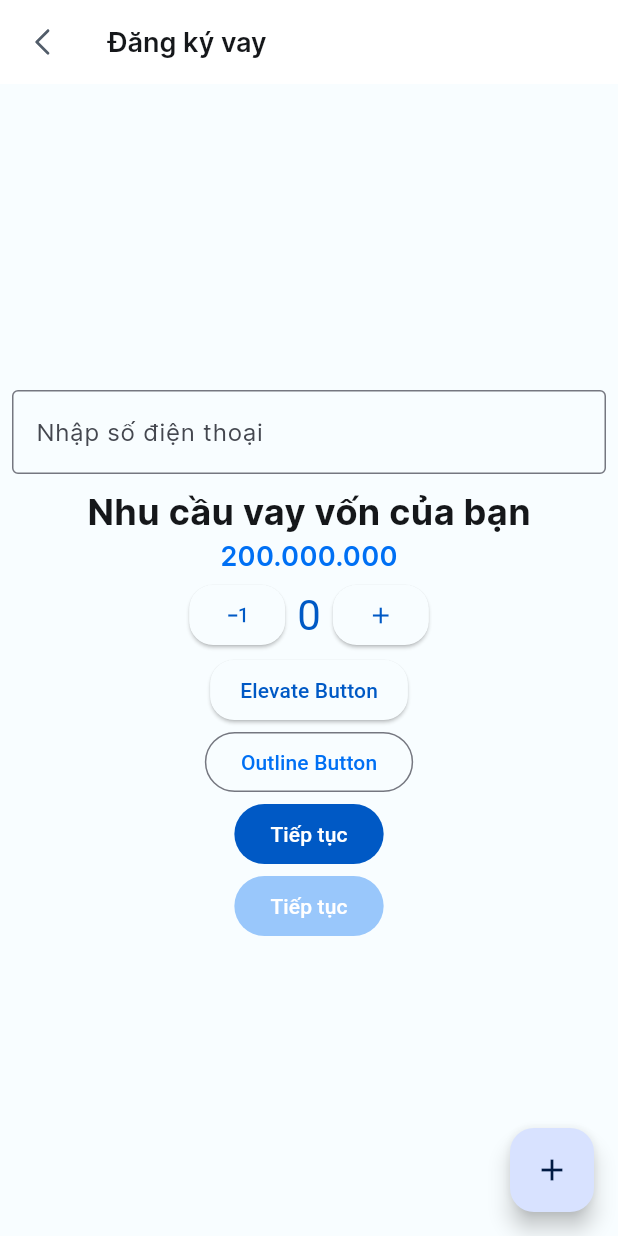
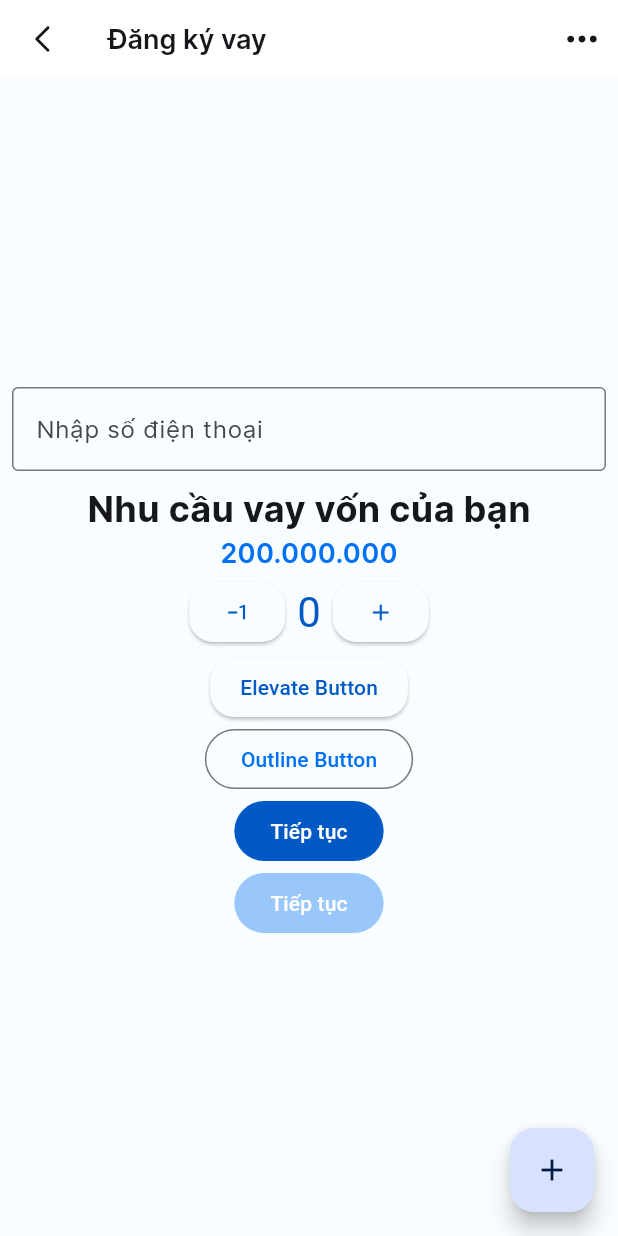
Before and after one commit to quangpg95/flutter101, a Flutter app: the screen it shows after launch, on a phone screen of 412 x 824 dp. Run offline on Flutter 3.47's test engine with Material 2 defaults, Android fonts, the phone set to English and light mode, and no system bars; our stand-ins replace bloc, flutter_bloc, flutter_svg, go_router.

Commit message:
update guilde

```diff
--- a/lib/presentation/screens/home_screen.dart
+++ b/lib/presentation/screens/home_screen.dart
@@ -1,13 +1,10 @@
 import 'package:flutter/material.dart';
-import 'package:flutter_101/extension/hex_color.dart';
-import 'package:flutter_101/presentation/router/app_router.dart';
-import 'package:flutter_101/presentation/screens/second_screen.dart';
+import 'package:flutter_101/presentation/widgets/general_app_bar.dart';
 import 'package:flutter_101/theme/colors.dart';
 import 'package:flutter_101/theme/typography.dart';
 import 'package:flutter_101/utils/app_images.dart';
 import 'package:flutter_bloc/flutter_bloc.dart';
 import 'package:flutter_svg/flutter_svg.dart';
-import 'package:go_router/go_router.dart';
 
 import '../../bloc/counter_cubit.dart';
 
@@ -33,22 +30,13 @@ class _HomeScreenState extends State<HomeScreen> {
   @override
   Widget build(BuildContext context) {
     return Scaffold(
-      appBar: AppBar(
-
-        leading: IconButton(
-          icon: SvgPicture.asset(AppImages.icBack),
-          color: defaultTextColor ,
-          onPressed: (){},
-        ),
-        backgroundColor: Colors.white,
-        title: Text(style: KiotVietTextStyle.titleXL, 'Đăng ký vay'),
-      ),
+      appBar: GeneralAppBar(onTapBack: () => Navigator.pop(context),),
       body: Center(
         child: Column(
           mainAxisAlignment: MainAxisAlignment.center,
           children: <Widget>[
-            Padding(
-              padding: const EdgeInsets.all(8.0),
+            const Padding(
+              padding: EdgeInsets.all(8.0),
               child: TextField(
                 decoration: InputDecoration(
                   border: OutlineInputBorder(),
--- /dev/null
+++ b/lib/presentation/widgets/general_app_bar.dart
@@ -0,0 +1,121 @@
+import 'package:flutter/material.dart';
+import 'package:flutter_101/theme/colors.dart';
+import 'package:flutter_101/theme/typography.dart';
+import 'package:flutter_101/utils/app_images.dart';
+import 'package:flutter_svg/flutter_svg.dart';
+import 'package:url_launcher/url_launcher.dart';
+
+class GeneralAppBar extends StatelessWidget implements PreferredSizeWidget {
+  final Color foregroundColor;
+  final Function()? onTapBack;
+
+  const GeneralAppBar({
+    this.foregroundColor = defaultTextColor,
+    this.onTapBack,
+    super.key,
+  });
+
+  @override
+  Widget build(BuildContext context) {
+    return AppBar(
+      leading: IconButton(
+        icon: SvgPicture.asset(AppImages.icBack, color: foregroundColor),
+        onPressed: () {
+          onTapBack?.call();
+        },
+      ),
+      actions: [
+        IconButton(
+            onPressed: () {
+              showModalBottomSheet(
+                  context: context,
+                  builder: (BuildContext context) {
+                    return Wrap(children: [
+                      Padding(
+                        padding: EdgeInsets.all(16.0),
+                        child: Column(
+                          children: [
+                            Row(
+                              mainAxisAlignment: MainAxisAlignment.spaceBetween,
+                              children: [
+                                Text(
+                                    style: KiotVietTextStyle.titleXL, 'Tác Vụ'),
+                                IconButton(
+                                    onPressed: () => {Navigator.pop(context)},
+                                    icon: SvgPicture.asset(AppImages.icClose))
+                              ],
+                            ),
+                            GestureDetector(
+                              onTap: () {
+                                _openDialer();
+                              },
+                              child: Padding(
+                                padding: const EdgeInsets.only(
+                                    top: 8.0, bottom: 8.0),
+                                child: Row(
+                                  children: [
+                                    SvgPicture.asset(AppImages.icCsSupport),
+                                    const SizedBox(
+                                      width: 8,
+                                    ),
+                                    Text(
+                                        style: KiotVietTextStyle.bodyMRE,
+                                        'Hỗ trợ')
+                                  ],
+                                ),
+                              ),
+                            ),
+                            Divider(),
+                            GestureDetector(
+                              onTap: () {
+                                _openDialer();
+                              },
+                              child: Padding(
+                                padding: const EdgeInsets.only(
+                                    top: 8.0, bottom: 8.0),
+                                child: Row(
+                                  children: [
+                                    SvgPicture.asset(AppImages.icExit),
+                                    const SizedBox(
+                                      width: 8,
+                                    ),
+                                    Text(
+                                        style: KiotVietTextStyle.bodyMRE,
+                                        'Thoát đăng ký')
+                                  ],
+                                ),
+                              ),
+                            ),
+                            Divider()
+                          ],
+                        ),
+                      ),
+                    ]);
+                  });
+            },
+            icon: SvgPicture.asset(AppImages.icMore, color: foregroundColor))
+      ],
+      backgroundColor: Colors.white,
+      title: Text(
+          style: KiotVietTextStyle.titleXL.copyWith(color: foregroundColor),
+          'Đăng ký vay'),
+      automaticallyImplyLeading: false,
+    );
+  }
+
+  @override
+  Size get preferredSize {
+    return const Size.fromHeight(52.0);
+  }
+
+  void _openDialer() async {
+    const phoneNumber = '19006522'; // Replace with the desired phone number
+    final uri = Uri.parse('tel:$phoneNumber');
+
+    if (await canLaunchUrl(uri)) {
+      await launchUrl(uri);
+    } else {
+      throw 'Could not launch $uri';
+    }
+  }
+}
--- a/lib/theme/themes.dart
+++ b/lib/theme/themes.dart
@@ -6,7 +6,7 @@ ThemeData lendingLightTheme = ThemeData(
     brightness: Brightness.light,
     colorScheme: lightColorScheme,
     appBarTheme: const AppBarTheme(
-      iconTheme: IconThemeData(color: defaultTextColor)
+      iconTheme: IconThemeData(color: defaultTextColor),
     ),
     useMaterial3: true,
     textTheme: TextTheme(
@@ -37,4 +37,12 @@ ThemeData lendingLightTheme = ThemeData(
     outlinedButtonTheme: OutlinedButtonThemeData(
         style: OutlinedButton.styleFrom(
       foregroundColor: primaryColor500,
-    )));
+    )),
+    bottomSheetTheme: const BottomSheetThemeData(
+        backgroundColor: Colors.white,
+        modalBackgroundColor: Colors.white,
+        shape: RoundedRectangleBorder(
+            borderRadius: BorderRadius.only(
+                topLeft: Radius.circular(16.0),
+                topRight: Radius.circular(16.0))))
+);
--- a/lib/utils/app_images.dart
+++ b/lib/utils/app_images.dart
@@ -5,4 +5,7 @@ class AppImages {
 
   static String icBack = getImage('icons/ic_app_bar_back.svg');
   static String icMore = getImage('icons/ic_more.svg');
+  static String icClose = getImage('icons/ic_close.svg');
+  static String icCsSupport = getImage('icons/ic_cs_support.svg');
+  static String icExit = getImage('icons/ic_exit.svg');
 }
--- a/pubspec.yaml
+++ b/pubspec.yaml
@@ -14,6 +14,9 @@ dependencies:
   equatable: ^2.0.0
   go_router: ^10.0.0
   google_fonts: ^5.1.0
+  url_launcher: ^6.1.5
+  url_launcher_ios:
+  url_launcher_android:
   bloc_test: ^9.0.0
   test: ^1.24.1
   flutter_svg: ^1.0.3
```
Also changed, not shown: assets/icons/ic_close.svg (added), assets/icons/ic_cs_support.svg (added), assets/icons/ic_exit.svg (added), pubspec.lock.
